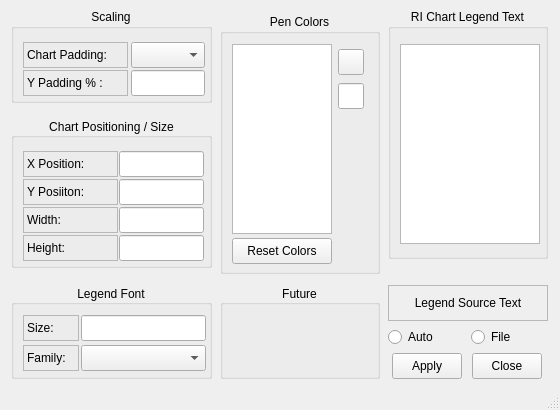
Qt form htcsettings.ui (mikeinsantarosa/Chartbuilder) before a commit.
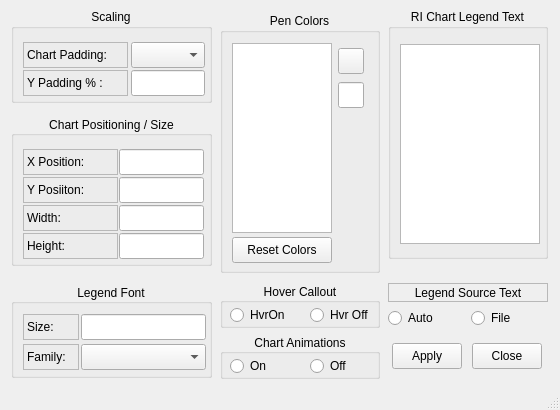
The same form after that commit. Icons and pictures are not drawn.

Commit message: removed globals.h and added chart animations

```diff
--- a/htcsettings.ui
+++ b/htcsettings.ui
@@ -909,7 +909,7 @@
       </widget>
      </widget>
     </item>
-    <item row="3" column="1" rowspan="2">
+    <item row="3" column="1">
      <widget class="QGroupBox" name="grpDefaultYAxis">
       <property name="sizePolicy">
        <sizepolicy hsizetype="Fixed" vsizetype="Fixed">
@@ -920,21 +920,47 @@
       <property name="minimumSize">
        <size>
         <width>160</width>
-        <height>94</height>
+        <height>45</height>
        </size>
       </property>
       <property name="maximumSize">
        <size>
         <width>160</width>
-        <height>94</height>
+        <height>45</height>
        </size>
       </property>
       <property name="title">
-       <string>Future</string>
+       <string>Hover Callout</string>
       </property>
       <property name="alignment">
        <set>Qt::AlignCenter</set>
       </property>
+      <widget class="QRadioButton" name="radioHoverOn">
+       <property name="geometry">
+        <rect>
+         <x>10</x>
+         <y>20</y>
+         <width>61</width>
+         <height>24</height>
+        </rect>
+       </property>
+       <property name="text">
+        <string>HvrOn</string>
+       </property>
+      </widget>
+      <widget class="QRadioButton" name="radioHoverOff">
+       <property name="geometry">
+        <rect>
+         <x>90</x>
+         <y>20</y>
+         <width>71</width>
+         <height>24</height>
+        </rect>
+       </property>
+       <property name="text">
+        <string>Hvr Off</string>
+       </property>
+      </widget>
      </widget>
     </item>
     <item row="3" column="2">
@@ -972,6 +998,60 @@
       </item>
      </layout>
     </item>
+    <item row="4" column="1">
+     <widget class="QGroupBox" name="groupBox">
+      <property name="sizePolicy">
+       <sizepolicy hsizetype="Fixed" vsizetype="Fixed">
+        <horstretch>0</horstretch>
+        <verstretch>0</verstretch>
+       </sizepolicy>
+      </property>
+      <property name="minimumSize">
+       <size>
+        <width>160</width>
+        <height>45</height>
+       </size>
+      </property>
+      <property name="maximumSize">
+       <size>
+        <width>160</width>
+        <height>45</height>
+       </size>
+      </property>
+      <property name="title">
+       <string>Chart Animations</string>
+      </property>
+      <property name="alignment">
+       <set>Qt::AlignCenter</set>
+      </property>
+      <widget class="QRadioButton" name="radioAnimationsOff">
+       <property name="geometry">
+        <rect>
+         <x>90</x>
+         <y>20</y>
+         <width>46</width>
+         <height>24</height>
+        </rect>
+       </property>
+       <property name="text">
+        <string>Off</string>
+       </property>
+      </widget>
+      <widget class="QRadioButton" name="radioAnimationsOn">
+       <property name="geometry">
+        <rect>
+         <x>10</x>
+         <y>20</y>
+         <width>44</width>
+         <height>24</height>
+        </rect>
+       </property>
+       <property name="text">
+        <string>On</string>
+       </property>
+      </widget>
+     </widget>
+    </item>
     <item row="4" column="2">
      <layout class="QHBoxLayout" name="horizontalLayout">
       <item>
```
The commit also changes 9 other files.
